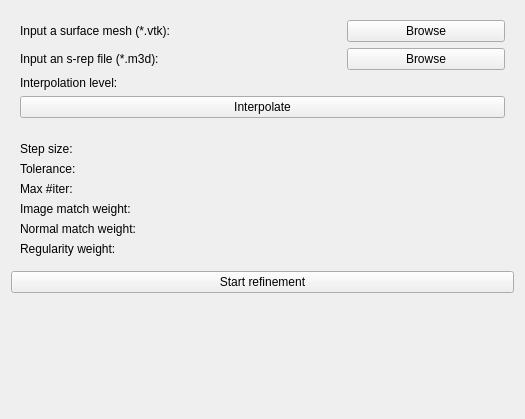
Before: the Qt Designer form SkeletalRepresentationRefiner/Resources/UI/qSlicerSkeletalRepresentationRefinerModuleWidget.ui in KitwareMedical/SlicerSkeletalRepresentation, drawn with Qt 5.
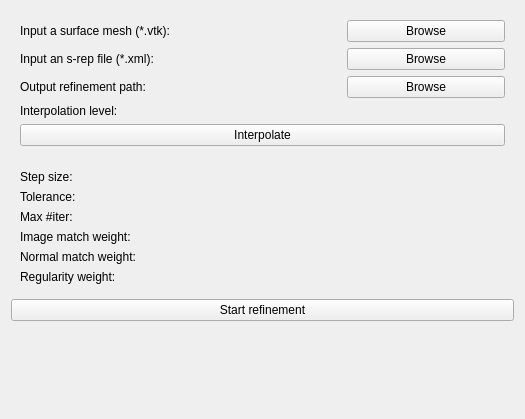
After: the same form once the commit is applied. Custom widgets are drawn as their Qt base class.

Commit message: finish srad term in refinement

```diff
--- a/SkeletalRepresentationRefiner/Resources/UI/qSlicerSkeletalRepresentationRefinerModuleWidget.ui
+++ b/SkeletalRepresentationRefiner/Resources/UI/qSlicerSkeletalRepresentationRefinerModuleWidget.ui
@@ -50,7 +50,7 @@
         <item>
          <widget class="QLabel" name="label_2">
           <property name="text">
-           <string>Input an s-rep file (*.m3d):</string>
+           <string>Input an s-rep file (*.xml):</string>
           </property>
          </widget>
         </item>
@@ -70,6 +70,31 @@
         </item>
        </layout>
       </item>
+      <item>
+       <layout class="QHBoxLayout" name="horizontalLayout_4">
+        <item>
+         <widget class="QLabel" name="label_3">
+          <property name="text">
+           <string>Output refinement path:</string>
+          </property>
+         </widget>
+        </item>
+        <item>
+         <widget class="QLabel" name="lb_outputpath">
+          <property name="text">
+           <string/>
+          </property>
+         </widget>
+        </item>
+        <item>
+         <widget class="QPushButton" name="btn_output">
+          <property name="text">
+           <string>Browse</string>
+          </property>
+         </widget>
+        </item>
+       </layout>
+      </item>
       <item>
        <layout class="QHBoxLayout" name="horizontalLayout_3">
         <item>
```
The commit also changes 10 other files.
